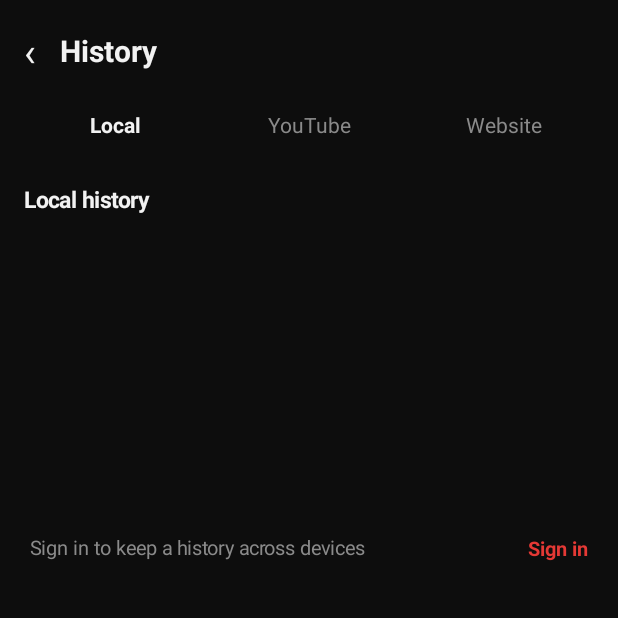
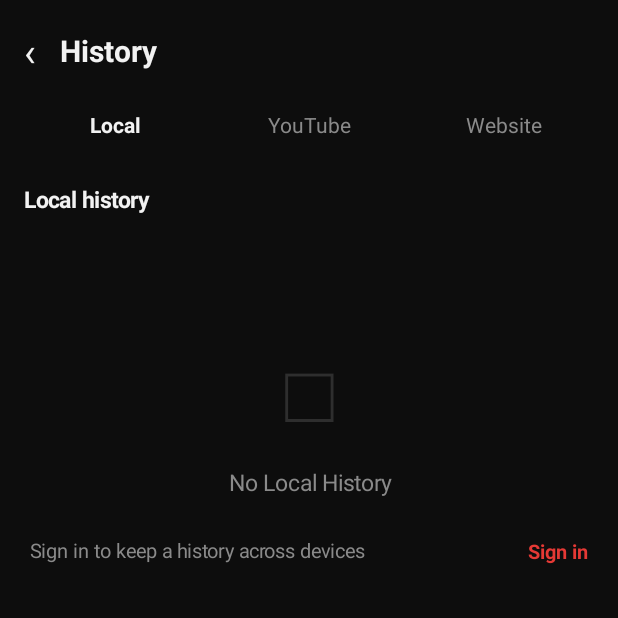
Before and after one commit to nijatva/nijatva-browser-mini-x, an Android app: the MiniHistoryActivity screen opened directly, with no data from a screen before it, on a phone screen of 412 x 824 dp, the top half of it. Run offline under Robolectric (Android 15) with nearby library versions, the phone set to English and light mode, and no system bars.

Commit message:
The empty-state parameter was called text, which shadows the TextView's own text inside apply.

```diff
--- a/app/src/main/java/com/nijatva/mini/x/MiniHistoryActivity.kt
+++ b/app/src/main/java/com/nijatva/mini/x/MiniHistoryActivity.kt
@@ -118,7 +118,7 @@ class MiniHistoryActivity : AppCompatActivity() {
         }?.take(40) ?: emptyList()
     } catch (_: Exception) { emptyList() }
 
-    private fun emptyState(text: String): LinearLayout {
+    private fun emptyState(caption: String): LinearLayout {
         val box = LinearLayout(this).apply {
             orientation = LinearLayout.VERTICAL; gravity = Gravity.CENTER; setPadding(0, dp(70), 0, 0)
         }
@@ -126,7 +126,7 @@ class MiniHistoryActivity : AppCompatActivity() {
             text = "\u25A1"; textSize = 54f; setTextColor(0xFF2E2E2E.toInt()); gravity = Gravity.CENTER
         })
         box.addView(TextView(this).apply {
-            text = text; textSize = 15f; setTextColor(dim); gravity = Gravity.CENTER; setPadding(0, dp(14), 0, 0)
+            text = caption; textSize = 15f; setTextColor(dim); gravity = Gravity.CENTER; setPadding(0, dp(14), 0, 0)
         })
         return box
     }
```
